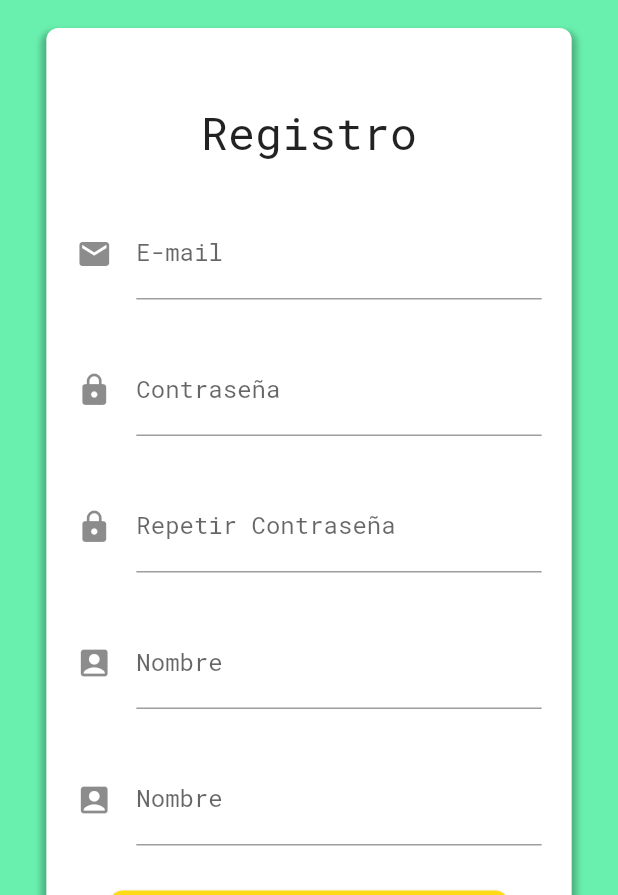
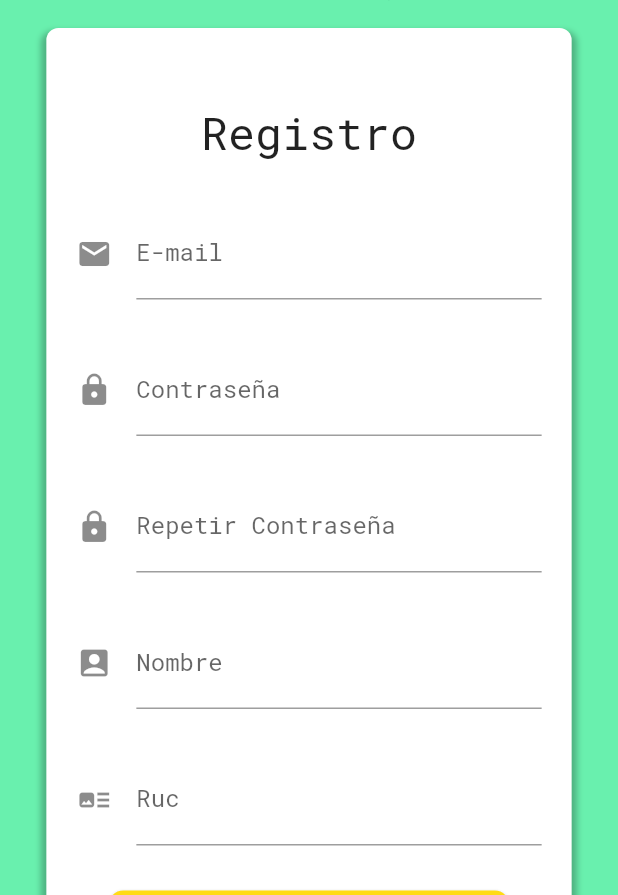
Before and after one commit to Josloader3/helpify, a Flutter app: the RegistrationONG screen opened by its route, on a phone screen of 412 x 824 dp, the part 341-1236 px from its top. Run offline on Flutter 3.47's test engine with Material 2 defaults, Android fonts, the phone set to English and light mode, and no system bars; our stand-ins replace firebase_auth, firebase_core, firebase_database, google_nav_bar, line_awesome_icons, rxdart and 1 more; accounts and stored records are empty; network calls fail; statements that could not run were skipped.

```diff
--- a/lib/main.dart
+++ b/lib/main.dart
@@ -1,6 +1,5 @@
 import 'package:flutter/material.dart';
 import 'package:helpify/src/bloc/provider.dart';
-import 'package:helpify/src/providers/publicaciones_provider.dart';
 import 'package:helpify/src/routes/routes.dart';
 import 'package:helpify/src/shared_prefs/preferencias_usuario.dart';
 
@@ -16,8 +15,6 @@ class MyApp extends StatelessWidget {
   // This widget is the root of your application.
   @override
   Widget build(BuildContext context) {
-    PublicacionesProvider provider = PublicacionesProvider();
-    provider.getPublicaciones();
     return Provider(
       child: MaterialApp(
         title: 'Helpify',
--- a/lib/src/bloc/provider.dart
+++ b/lib/src/bloc/provider.dart
@@ -1,7 +1,6 @@
 import 'package:flutter/cupertino.dart';
 import 'package:helpify/src/bloc/login_bloc.dart';
 import 'package:helpify/src/bloc/payment_bloc.dart';
-import 'package:helpify/src/bloc/publicaciones_bloc.dart';
 import 'package:helpify/src/bloc/publicaciones_firebase_bloc.dart';
 import 'package:helpify/src/bloc/register_bloc.dart';
 import 'package:helpify/src/bloc/register_ong_bloc.dart';
@@ -20,8 +19,6 @@ class Provider extends InheritedWidget {
 
   Provider._internal({ Key key, Widget child })
       : super(key: key, child:child);
-
-  final _publicacionesBloc = PublicacionesBloc();
   final registerBloc = RegisterBloc();
   final registerOngBloc = RegisterOngBloc();
   final loginBloc = LoginBloc();
@@ -36,8 +33,4 @@ class Provider extends InheritedWidget {
     return context.dependOnInheritedWidgetOfExactType<Provider>() ;
   }
 
-  static PublicacionesBloc publicacionesBloc (BuildContext context){
-    return context.dependOnInheritedWidgetOfExactType<Provider>()._publicacionesBloc ;
-  }
-
 }
--- a/lib/src/bloc/publicaciones_bloc.dart
+++ /dev/null
@@ -1,20 +0,0 @@
-import 'package:helpify/src/models/publicacion_model.dart';
-import 'package:helpify/src/providers/publicaciones_provider.dart';
-import 'package:rxdart/rxdart.dart';
-
-class PublicacionesBloc{
-
-  final _publicacionesProvider = new PublicacionesProvider();
-  final _publicacionesController = new BehaviorSubject<List<Publicacion>>();
-
-  Stream<List<Publicacion>> get publicacionesStream => _publicacionesController.stream;
-
-  void dispose(){
-    _publicacionesController?.close();
-  }
-
-  loadPublicaciones() async{
-    final publicaciones = await _publicacionesProvider.getPublicaciones();
-    _publicacionesController.sink.add(publicaciones);
-  }
-}
--- a/lib/src/bloc/register_ong_bloc.dart
+++ b/lib/src/bloc/register_ong_bloc.dart
@@ -10,6 +10,7 @@ class RegisterOngBloc with Validators{
   final _repeatPasswordController = BehaviorSubject<String>();
   final _nameController = BehaviorSubject<String>();
   final _descriptionController = BehaviorSubject<String>();
+  final _rucController = BehaviorSubject<String>();
   final _cellphoneController = BehaviorSubject<String>();
 
   //Insertar Valores al Stream
@@ -18,6 +19,7 @@ class RegisterOngBloc with Validators{
   Function(String) get changeRepeatPassword => _repeatPasswordController.sink.add;
   Function(String) get changeName => _nameController.sink.add;
   Function(String) get changeDescription => _descriptionController.sink.add;
+  Function(String) get changeRuc => _rucController.sink.add;
   Function(String) get changeCellphone => _cellphoneController.sink.add;
 
   // Recuperar los datos del Stream
@@ -26,6 +28,7 @@ class RegisterOngBloc with Validators{
   Stream<String> get repeatPasswordStream => _repeatPasswordController.stream.transform(validarRepeatPassword);
   Stream<String> get nameStream => _nameController.stream.transform(validarName);
   Stream<String> get descriptionStream => _descriptionController.stream.transform(validarName);
+  Stream<String> get rucStream => _rucController.stream.transform(validarRuc);
   Stream<String> get cellphoneStream => _cellphoneController.stream.transform(validarCellphone);
 
   //Validar el formulario
@@ -41,6 +44,7 @@ class RegisterOngBloc with Validators{
   String get repeatPassword => _repeatPasswordController.value;
   String get name => _nameController.value;
   String get description => _descriptionController.value;
+  String get ruc => _rucController.value;
   String get cellphone => _cellphoneController.value;
 
   dispose(){
@@ -49,6 +53,7 @@ class RegisterOngBloc with Validators{
     _repeatPasswordController?.close();
     _nameController?.close();
     _descriptionController?.close();
+    _rucController?.close();
     _cellphoneController?.close();
   }
 
--- a/lib/src/bloc/validators.dart
+++ b/lib/src/bloc/validators.dart
@@ -40,6 +40,12 @@ mixin Validators{
     }
   );
 
+  final validarRuc = StreamTransformer<String, String>.fromHandlers(
+      handleData: (name, sink){
+        sink.add(name);
+      }
+  );
+
   final validarCellphone = StreamTransformer<String, String>.fromHandlers(
       handleData: (cellphone, sink){
         sink.add(cellphone);
--- a/lib/src/pages/menu_page.dart
+++ b/lib/src/pages/menu_page.dart
@@ -35,6 +35,7 @@ class _MenuPageState extends State<MenuPage> {
             fontFamily: "Bukhari",
           ),
         ),
+        automaticallyImplyLeading: false,
         centerTitle: true,
         actions: [
           Container(
--- a/lib/src/pages/registration_ONG_page.dart
+++ b/lib/src/pages/registration_ONG_page.dart
@@ -73,7 +73,7 @@ class RegistrationONG extends StatelessWidget {
                             SizedBox(height: 30.0),
                             _nameTextField(bloc),
                             SizedBox(height: 30.0),
-                            _descripctionTextField(bloc),
+                            _rucTextField(bloc),
                             SizedBox(height: 30.0),
                             _hacerBoton(bloc),
                           ],
@@ -169,19 +169,19 @@ class RegistrationONG extends StatelessWidget {
     );
   }
 
-  Widget _descripctionTextField(RegisterOngBloc bloc) {
+  Widget _rucTextField(RegisterOngBloc bloc) {
     return StreamBuilder(
-      stream: bloc.descriptionStream,
+      stream: bloc.rucStream,
       builder: (context, snapshot){
         return Container(
           padding: EdgeInsets.symmetric(horizontal: 20),
           child: TextField(
             keyboardType: TextInputType.text,
             decoration: InputDecoration(
-              icon: Icon(Icons.account_box),
-              labelText: "Nombre",
+              icon: Icon(Icons.art_track),
+              labelText: "Ruc",
             ),
-            onChanged: bloc.changeDescription,
+            onChanged: bloc.changeRuc,
           ),
         );
       },
@@ -220,7 +220,7 @@ class RegistrationONG extends StatelessWidget {
         Ong ong = new Ong();
         ong.id = uID;
         ong.nombre = bloc.name;
-        ong.descripcion = bloc.description;
+        ong.ruc = bloc.ruc;
 
         fDB.reference().child("ongs").child(uID).set(ong.toJson()).then((onValue) {
           prefs.idLogin = uID;
--- a/lib/src/providers/campaing_provider.dart
+++ b/lib/src/providers/campaing_provider.dart
@@ -4,7 +4,7 @@ import 'package:helpify/src/models/publicacion_model.dart';
 import 'package:http/http.dart' as http;
 
 class CampaingProvider {
-  String _url = "";
+  String _url = "https://helpify-8d65d.firebaseio.com";
   String query = "titulo";
 
   Future<bool> createCampaing(Publicacion publicacion) async {
```
Also changed, not shown: lib/src/providers/publicaciones_provider.dart (deleted, +0 -27 lines).
